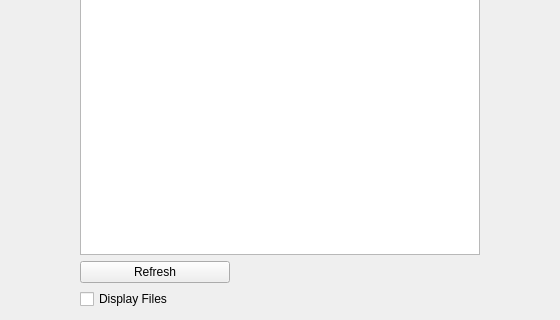
Above: disker/widgets/analyser.ui from WillBrennan/disk_usage before the change; both pictures show x 220 to 780 and y 442 to 762 of the 1000 by 762 pixel window. Below: the same form after it.
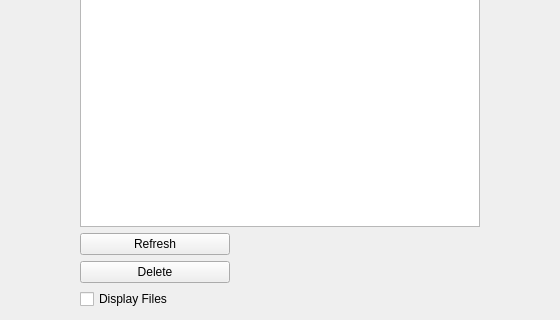
That is the form after the change.

Commit message: disker - added delete button

What changed in the file:
```diff
--- a/disker/widgets/analyser.ui
+++ b/disker/widgets/analyser.ui
@@ -26,6 +26,16 @@
    <string>Form</string>
   </property>
   <layout class="QGridLayout" name="gridLayout">
+   <item row="10" column="0">
+    <widget class="QCheckBox" name="checkBox">
+     <property name="text">
+      <string>Display Files</string>
+     </property>
+    </widget>
+   </item>
+   <item row="11" column="0">
+    <layout class="QHBoxLayout" name="horizontalLayout"/>
+   </item>
    <item row="4" column="1">
     <layout class="QGridLayout" name="chartLayout">
      <property name="sizeConstraint">
@@ -33,22 +43,6 @@
      </property>
     </layout>
    </item>
-   <item row="6" column="0">
-    <widget class="QPushButton" name="refreshButton">
-     <property name="maximumSize">
-      <size>
-       <width>150</width>
-       <height>16777215</height>
-      </size>
-     </property>
-     <property name="text">
-      <string>Refresh</string>
-     </property>
-    </widget>
-   </item>
-   <item row="8" column="0">
-    <layout class="QHBoxLayout" name="horizontalLayout"/>
-   </item>
    <item row="4" column="0">
     <widget class="QTreeWidget" name="tree">
      <property name="maximumSize">
@@ -65,9 +59,28 @@
     </widget>
    </item>
    <item row="7" column="0">
-    <widget class="QCheckBox" name="checkBox">
+    <widget class="QPushButton" name="refreshButton">
+     <property name="maximumSize">
+      <size>
+       <width>150</width>
+       <height>16777215</height>
+      </size>
+     </property>
      <property name="text">
-      <string>Display Files</string>
+      <string>Refresh</string>
+     </property>
+    </widget>
+   </item>
+   <item row="8" column="0">
+    <widget class="QPushButton" name="deleteButton">
+     <property name="maximumSize">
+      <size>
+       <width>150</width>
+       <height>16777215</height>
+      </size>
+     </property>
+     <property name="text">
+      <string>Delete</string>
      </property>
     </widget>
    </item>
```
The commit also changes 3 other files.
